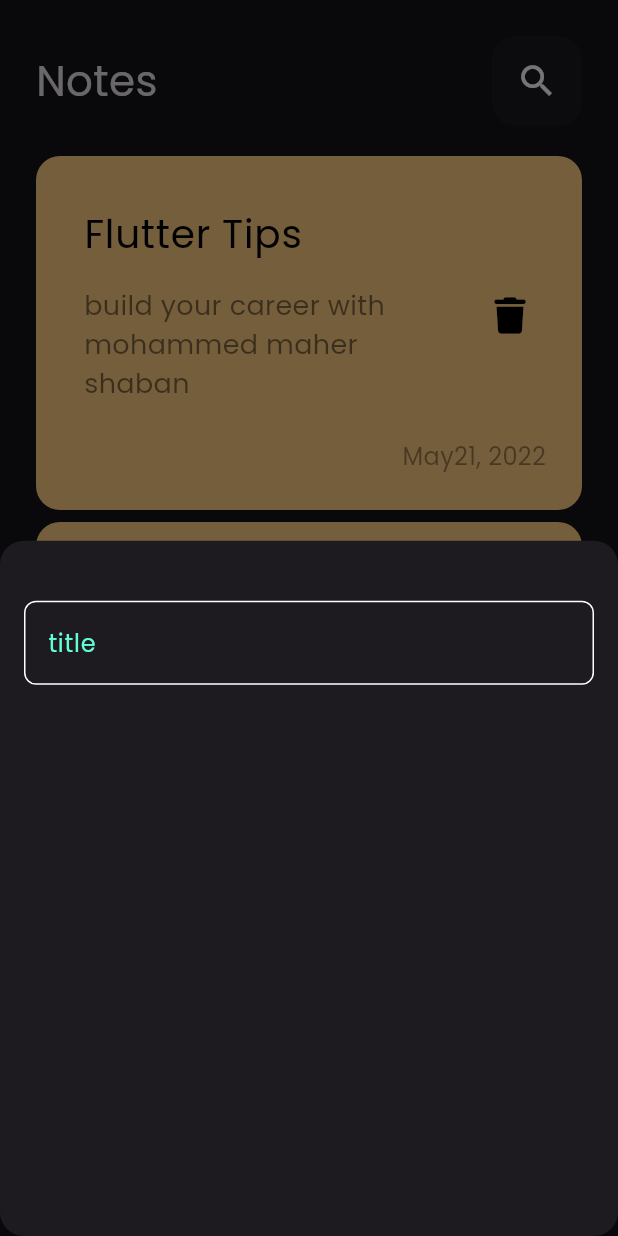
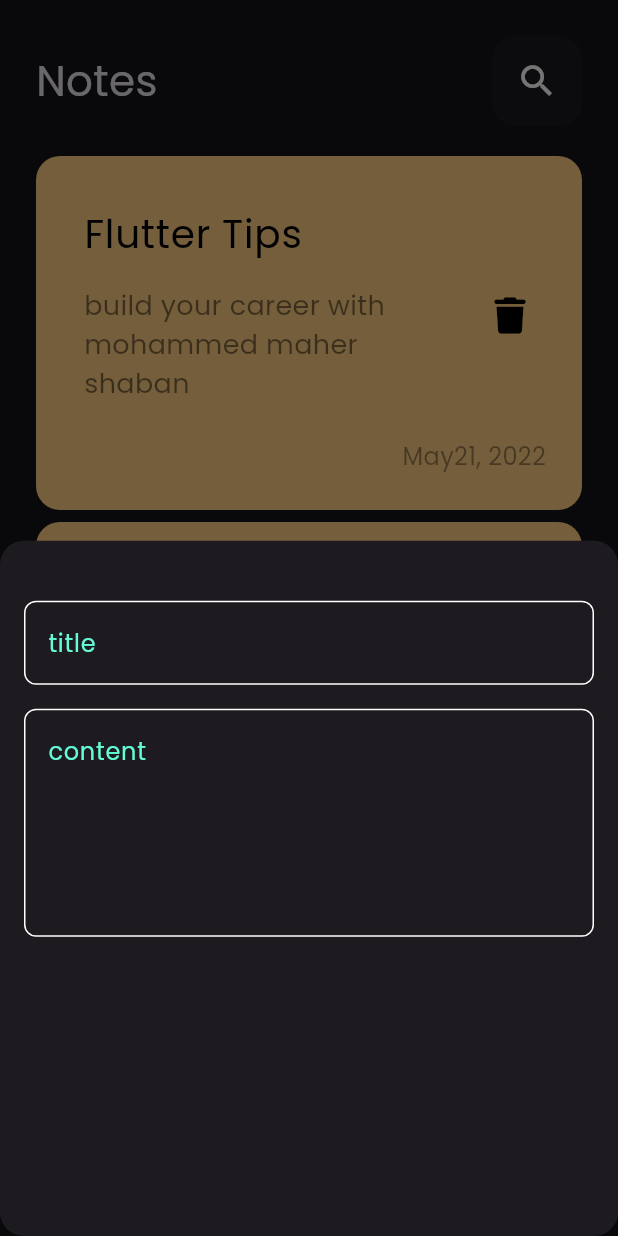
Before and after one commit to mohammedmaher3333333/notes_app, a Flutter app: the screen it shows after launch, after a tap on the "add" icon, on a phone screen of 412 x 824 dp. Run offline on Flutter 3.47's test engine with Material 3 defaults, Android fonts, the phone set to English and light mode, and no system bars; our stand-ins replace font_awesome_flutter.

Commit message:
add fields to bottom sheet

```diff
--- a/lib/views/widgets/add_note_bottom_sheet.dart
+++ b/lib/views/widgets/add_note_bottom_sheet.dart
@@ -11,7 +11,9 @@ class AddNoteBottomSheet extends StatelessWidget {
       child: Column(
         children: [
           SizedBox(height: 40,),
-          CustomTextField(),
+          CustomTextField(hint: 'title',),
+          SizedBox(height: 16,),
+          CustomTextField(hint: 'content',maxLines: 5,),
         ],
       ),
     );
--- a/lib/views/widgets/custom_text_field.dart
+++ b/lib/views/widgets/custom_text_field.dart
@@ -2,14 +2,18 @@ import 'package:flutter/material.dart';
 import 'package:notes_app/constant.dart';
 
 class CustomTextField extends StatelessWidget {
-  const CustomTextField({super.key});
+  const CustomTextField({super.key, this.hint = '', this.maxLines = 1});
+
+  final String hint;
+  final int maxLines;
 
   @override
   Widget build(BuildContext context) {
     return TextField(
       cursorColor: kPrimaryColor,
+      maxLines: maxLines,
       decoration: InputDecoration(
-        hintText: 'title',
+        hintText: hint,
         hintStyle: const TextStyle(color: kPrimaryColor),
         border: buildOutlineInputBorder(),
         enabledBorder: buildOutlineInputBorder(),
```
